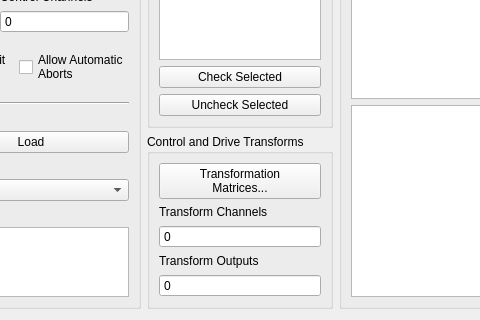
The window that src/rattlesnake/components/sine_definition.ui (CodyLangston34135/rattlesnake-vibration-controller) describes before a commit, drawn with Qt 5; both pictures show x 293 to 773 and y 446 to 766 of the 1366 by 766 pixel window.
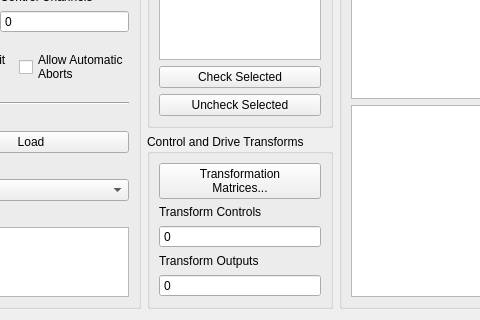
The same window after the commit. Custom widgets are drawn as their Qt base class.

```diff
--- a/src/rattlesnake/components/sine_definition.ui
+++ b/src/rattlesnake/components/sine_definition.ui
@@ -827,7 +827,7 @@
             <item>
              <widget class="QLabel" name="transform_channels_label">
               <property name="text">
-               <string>Transform Channels</string>
+               <string>Transform Controls</string>
               </property>
              </widget>
             </item>
```
Left out of the diff: 103 changed lines with no effect on the pictures.
